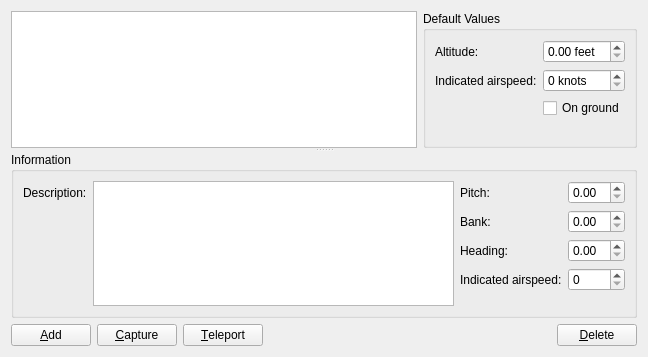
Before: the Qt Designer form src/Plugins/Module/Location/src/LocationWidget.ui in till213/SkyDolly, drawn with Qt 5.
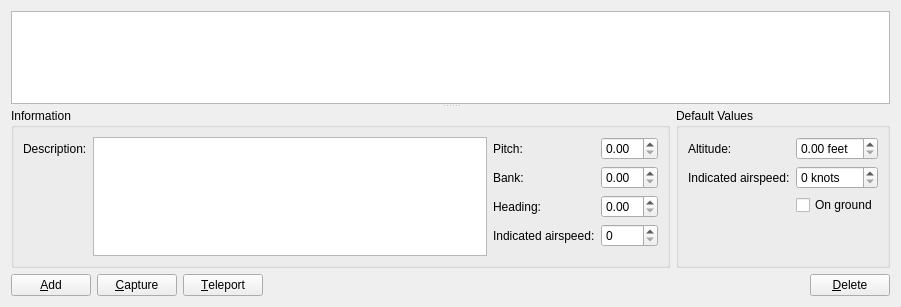
After: the same form once the commit is applied. Custom widgets are drawn as their Qt base class.

```diff
--- a/src/Plugins/Module/Location/src/LocationWidget.ui
+++ b/src/Plugins/Module/Location/src/LocationWidget.ui
@@ -6,8 +6,8 @@
    <rect>
     <x>0</x>
     <y>0</y>
-    <width>648</width>
-    <height>357</height>
+    <width>901</width>
+    <height>307</height>
    </rect>
   </property>
   <property name="windowTitle">
@@ -19,57 +19,10 @@
      <property name="orientation">
       <enum>Qt::Vertical</enum>
      </property>
-     <widget class="QWidget" name="layoutWidget">
-      <layout class="QHBoxLayout" name="horizontalLayout_2">
-       <item>
         <widget class="QTableWidget" name="locationTableWidget"/>
-       </item>
+     <widget class="QWidget" name="">
+      <layout class="QHBoxLayout" name="horizontalLayout_2">
        <item>
-        <widget class="QGroupBox" name="groupBox">
-         <property name="title">
-          <string>Default Values</string>
-         </property>
-         <layout class="QFormLayout" name="formLayout">
-          <item row="0" column="0">
-           <widget class="QLabel" name="label">
-            <property name="text">
-             <string>Altitude:</string>
-            </property>
-           </widget>
-          </item>
-          <item row="0" column="1">
-           <widget class="QDoubleSpinBox" name="defaultAltitudeSpinBox">
-            <property name="suffix">
-             <string> feet</string>
-            </property>
-           </widget>
-          </item>
-          <item row="1" column="0">
-           <widget class="QLabel" name="label_2">
-            <property name="text">
-             <string>Indicated airspeed:</string>
-            </property>
-           </widget>
-          </item>
-          <item row="1" column="1">
-           <widget class="QSpinBox" name="defaultIndicatedAirspeedSpinBox">
-            <property name="suffix">
-             <string> knots</string>
-            </property>
-           </widget>
-          </item>
-          <item row="2" column="1">
-           <widget class="QCheckBox" name="defaultOnGroundCheckBox">
-            <property name="text">
-             <string>On ground</string>
-            </property>
-           </widget>
-          </item>
-         </layout>
-        </widget>
-       </item>
-      </layout>
-     </widget>
      <widget class="QGroupBox" name="informationGroupBox">
       <property name="sizePolicy">
        <sizepolicy hsizetype="Expanding" vsizetype="Minimum">
@@ -157,6 +110,53 @@
           <widget class="QDoubleSpinBox" name="headingSpinBox"/>
          </item>
         </layout>
+          </item>
+         </layout>
+        </widget>
+       </item>
+       <item>
+        <widget class="QGroupBox" name="groupBox">
+         <property name="title">
+          <string>Default Values</string>
+         </property>
+         <layout class="QFormLayout" name="formLayout">
+          <item row="0" column="0">
+           <widget class="QLabel" name="label">
+            <property name="text">
+             <string>Altitude:</string>
+            </property>
+           </widget>
+          </item>
+          <item row="0" column="1">
+           <widget class="QDoubleSpinBox" name="defaultAltitudeSpinBox">
+            <property name="suffix">
+             <string> feet</string>
+            </property>
+           </widget>
+          </item>
+          <item row="1" column="0">
+           <widget class="QLabel" name="label_2">
+            <property name="text">
+             <string>Indicated airspeed:</string>
+            </property>
+           </widget>
+          </item>
+          <item row="1" column="1">
+           <widget class="QSpinBox" name="defaultIndicatedAirspeedSpinBox">
+            <property name="suffix">
+             <string> knots</string>
+            </property>
+           </widget>
+          </item>
+          <item row="2" column="1">
+           <widget class="QCheckBox" name="defaultOnGroundCheckBox">
+            <property name="text">
+             <string>On ground</string>
+            </property>
+           </widget>
+          </item>
+         </layout>
+        </widget>
        </item>
       </layout>
      </widget>
```
Lines whose indentation alone changed are shown as unchanged.
